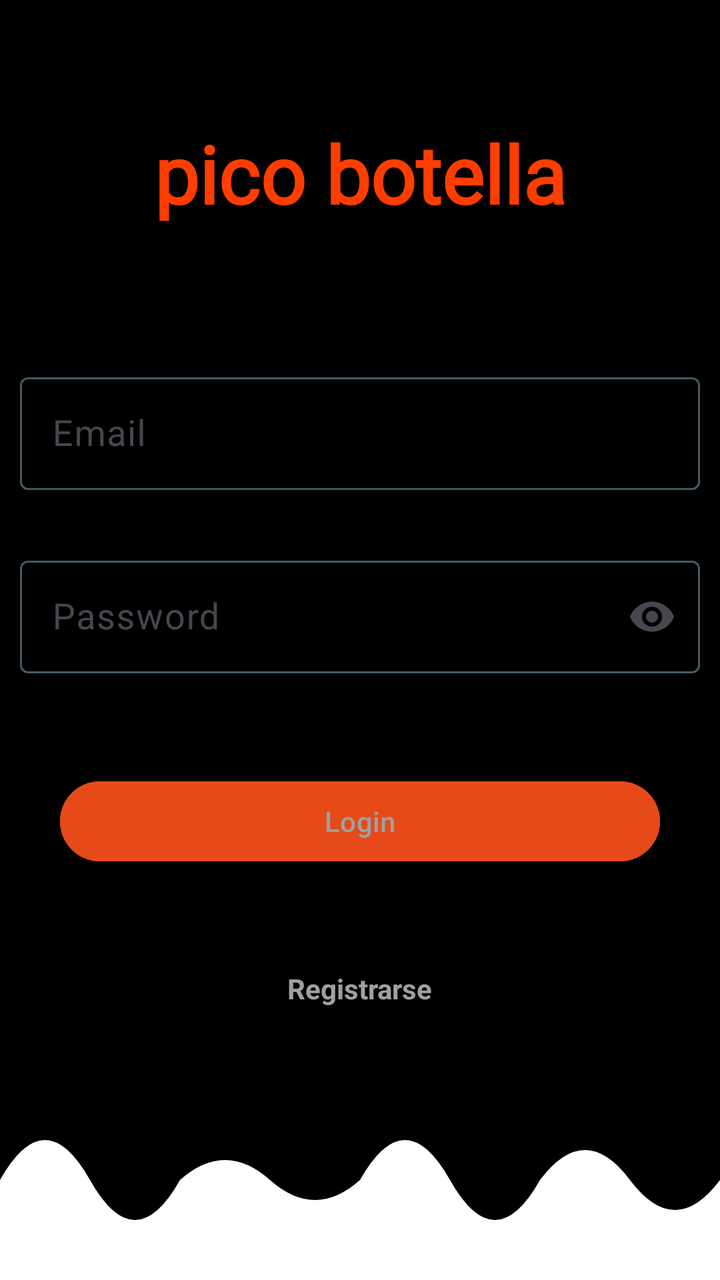
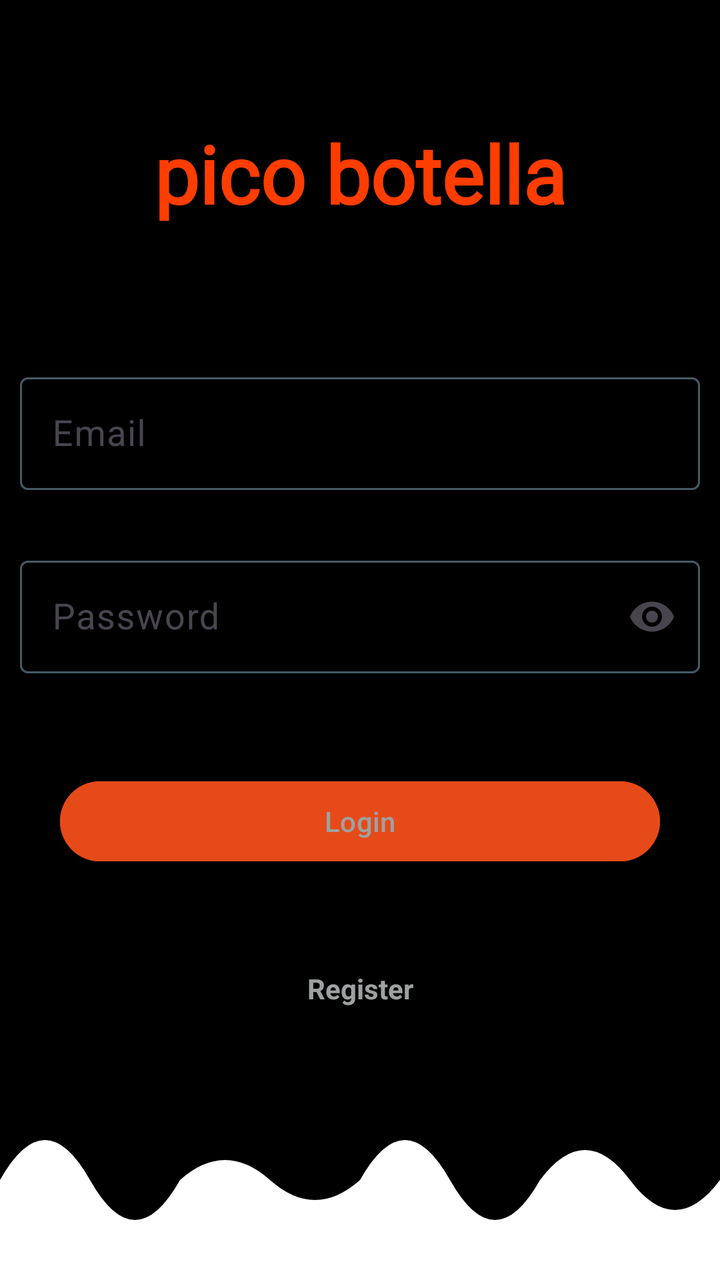

Compare the two renders of this Android layout. The source of the first and the diff that turns it into the second are given below.
<!-- AndroidManifest.xml: application theme Theme.EquipoUno -->
<!-- res/layout/fragment_login.xml -->
<?xml version="1.0" encoding="utf-8"?>
<layout xmlns:android="http://schemas.android.com/apk/res/android"
    xmlns:tools="http://schemas.android.com/tools"
    xmlns:app="http://schemas.android.com/apk/res-auto">

    <androidx.constraintlayout.widget.ConstraintLayout
        android:layout_width="match_parent"
        android:layout_height="match_parent"
        android:background="@color/black"
        tools:context=".views.fragment.LoginFragment">

        <TextView
            android:id="@+id/tvTitleLogin"
            android:layout_width="wrap_content"
            android:layout_height="wrap_content"
            android:text="@string/title_lowercase"
            android:textSize="40sp"
            android:textStyle="bold"
            android:padding="20dp"
            android:fontFamily="@font/stylish_regular"
            android:layout_marginBottom="50dp"
            android:layout_marginTop="40dp"
            android:textColor="@color/challengeFragmentTitle"
            app:layout_constraintEnd_toEndOf="parent"
            app:layout_constraintStart_toStartOf="parent"
            app:layout_constraintTop_toTopOf="parent"
            app:layout_constraintBottom_toTopOf="@+id/tilEmail" />

        <com.google.android.material.textfield.TextInputLayout
            android:id="@+id/tilEmail"
            android:layout_width="match_parent"
            android:layout_height="wrap_content"
            app:hintEnabled="true"
            app:hintTextColor="@color/white"
            app:boxBackgroundMode="outline"
            app:boxStrokeWidthFocused="2dp"
            app:boxStrokeColor="@color/login_input_selector"
            android:layout_marginStart="10dp"
            android:layout_marginEnd="10dp"
            app:layout_constraintEnd_toEndOf="parent"
            app:layout_constraintStart_toStartOf="parent"
            app:layout_constraintBottom_toTopOf="@+id/tilPassword">

            <com.google.android.material.textfield.TextInputEditText
                android:id="@+id/etEmail"
                android:layout_width="match_parent"
                android:layout_height="wrap_content"
                android:inputType="textEmailAddress"
                android:maxLength="40"
                android:hint="@string/email"
                android:textColorHint="@color/white"
                android:textColor="@color/white"
                android:padding="16dp"
                android:textSize="18sp" />
        </com.google.android.material.textfield.TextInputLayout>

        <com.google.android.material.textfield.TextInputLayout
            android:id="@+id/tilPassword"
            android:layout_width="match_parent"
            android:layout_height="wrap_content"
            app:hintEnabled="true"
            app:hintTextColor="@color/white"
            app:boxBackgroundMode="outline"
            app:boxStrokeColor="@color/login_input_selector"
            android:layout_marginStart="10dp"
            android:layout_marginEnd="10dp"
            app:endIconMode="custom"
            app:endIconDrawable="@drawable/ic_eye_open"
            android:layout_marginTop="30dp"
            app:layout_constraintTop_toBottomOf="@+id/tilEmail"
            app:layout_constraintEnd_toEndOf="parent"
            app:layout_constraintStart_toStartOf="parent">

            <com.google.android.material.textfield.TextInputEditText
                android:id="@+id/etPassword"
                android:layout_width="match_parent"
                android:layout_height="wrap_content"
                android:inputType="numberPassword"
                android:maxLength="10"
                android:hint="@string/password"
                android:textColorHint="@android:color/white"
                android:textColor="@android:color/white"
                android:drawablePadding="8dp"
                android:padding="16dp"
                android:textSize="18sp" />
        </com.google.android.material.textfield.TextInputLayout>

        <Button
            android:id="@+id/btnLogin"
            android:layout_width="match_parent"
            android:layout_height="wrap_content"
            android:text="Login"
            android:textColor="@color/button_selector"
            android:backgroundTint="@color/orange_700"
            android:layout_marginHorizontal="30dp"
            android:enabled="false"
            android:layout_marginTop="50dp"
            app:layout_constraintTop_toBottomOf="@+id/tilPassword"
            app:layout_constraintEnd_toEndOf="parent"
            app:layout_constraintStart_toStartOf="parent" />

        <TextView
            android:id="@+id/tvRegister"
            android:layout_width="wrap_content"
            android:layout_height="wrap_content"
            android:text="Registrarse"
            android:textStyle="bold"
            android:textColor="@color/button_selector"
            android:clickable="true"
            android:enabled="false"
            android:layout_marginTop="50dp"
            app:layout_constraintTop_toBottomOf="@+id/btnLogin"
            app:layout_constraintEnd_toEndOf="parent"
            app:layout_constraintStart_toStartOf="parent" />

        <View
            android:id="@+id/wave"
            android:layout_width="match_parent"
            android:layout_height="100dp"
            android:scaleType="centerCrop"
            android:background="@drawable/wave_shape"
            app:layout_constraintBottom_toBottomOf="parent"
            app:layout_constraintEnd_toEndOf="parent"
            app:layout_constraintStart_toStartOf="parent" />
    </androidx.constraintlayout.widget.ConstraintLayout>



</layout>
<!-- resources referenced by this layout -->
<resources>
  <color name="black">#FF000000</color>
  <color name="challengeFragmentTitle">#FF3D00</color>
  <color name="orange_700">#E64A19</color>
  <color name="white">#FFFFFFFF</color>
  <!-- drawable ic_eye_open (drawable) -->
  <vector xmlns:android="http://schemas.android.com/apk/res/android" android:height="24dp" android:width="24dp" android:viewportWidth="24" android:viewportHeight="24">
      <path android:fillColor="#FFFFFF" android:pathData="M12,9A3,3 0 0,0 9,12A3,3 0 0,0 12,15A3,3 0 0,0 15,12A3,3 0 0,0 12,9M12,17A5,5 0 0,1 7,12A5,5 0 0,1 12,7A5,5 0 0,1 17,12A5,5 0 0,1 12,17M12,4.5C7,4.5 2.73,7.61 1,12C2.73,16.39 7,19.5 12,19.5C17,19.5 21.27,16.39 23,12C21.27,7.61 17,4.5 12,4.5Z"/>
  </vector>
  <!-- drawable wave_shape (drawable) -->
  <vector xmlns:android="http://schemas.android.com/apk/res/android"
      android:width="400dp"
      android:height="150dp"
      android:viewportWidth="400"
      android:viewportHeight="100">
      <path
          android:fillColor="#FFFFFF"
          android:pathData="
              M0,50
              Q25,10 50,50
              Q75,90 100,50
              Q125,30 150,50
              Q175,70 200,50
              Q225,10 250,50
              Q275,90 300,50
              Q325,20 350,50
              Q375,80 400,50
              Q425,30 450,50
              Q475,70 500,50
              L500,100
              L0,100 Z" />
  </vector>
  <string name="email">Email</string>
  <string name="password">Password</string>
  <string name="title_lowercase">pico botella</string>
  <style name="Theme.EquipoUno" parent="Base.Theme.EquipoUno" />
  <style name="Base.Theme.EquipoUno" parent="Theme.Material3.DayNight.NoActionBar">
          
          
      </style>
</resources>

<!-- the commit's change to res/layout/fragment_login.xml (unified diff, before → after) -->
@@ -89,7 +89,7 @@
             android:id="@+id/btnLogin"
             android:layout_width="match_parent"
             android:layout_height="wrap_content"
-            android:text="Login"
+            android:text="@string/login"
             android:textColor="@color/button_selector"
             android:backgroundTint="@color/orange_700"
             android:layout_marginHorizontal="30dp"
@@ -103,7 +103,8 @@
             android:id="@+id/tvRegister"
             android:layout_width="wrap_content"
             android:layout_height="wrap_content"
-            android:text="Registrarse"
+            android:focusable="true"
+            android:text="@string/registrarse"
             android:textStyle="bold"
             android:textColor="@color/button_selector"
             android:clickable="true"
<!-- resource entries referenced after the edit -->
@@ -32,7 +32,9 @@
               L0,100 Z" />
   </vector>
   <string name="email">Email</string>
+  <string name="login">Login</string>
   <string name="password">Password</string>
+  <string name="registrarse">Register</string>
   <string name="title_lowercase">pico botella</string>
   <style name="Theme.EquipoUno" parent="Base.Theme.EquipoUno" />
   <style name="Base.Theme.EquipoUno" parent="Theme.Material3.DayNight.NoActionBar">
